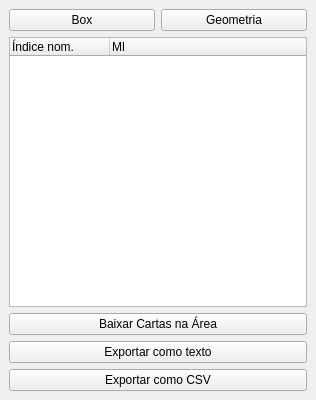
Above: DeterminarMIArea/detMIArea_dockwidget_base.ui from phborba/dsgtoolsop before the change. Below: the same form after it.
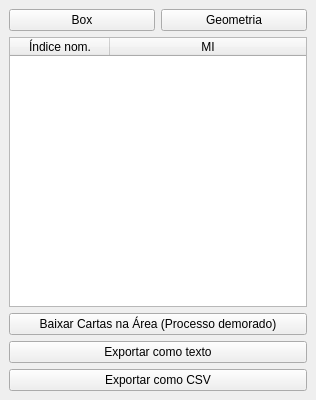
That is the form after the change.

The edit to the form file:
```diff
--- a/DeterminarMIArea/detMIArea_dockwidget_base.ui
+++ b/DeterminarMIArea/detMIArea_dockwidget_base.ui
@@ -84,18 +84,24 @@
        <property name="text">
         <string>Índice nom.</string>
        </property>
+       <property name="textAlignment">
+        <set>AlignCenter</set>
+       </property>
       </column>
       <column>
        <property name="text">
         <string>MI</string>
        </property>
+       <property name="textAlignment">
+        <set>AlignCenter</set>
+       </property>
       </column>
      </widget>
     </item>
     <item>
      <widget class="QPushButton" name="downloadButton">
       <property name="text">
-       <string>Baixar Cartas na Área</string>
+       <string>Baixar Cartas na Área (Processo demorado)</string>
       </property>
      </widget>
     </item>
```
